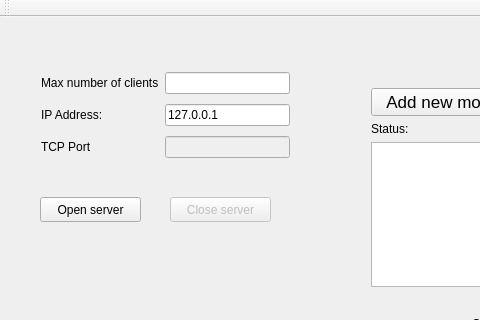
Old version of the form src/gui/mainwindow.ui in the repository Domnyk/Oton; both pictures show x 0 to 480 and y 0 to 320 of the 735 by 591 pixel window.
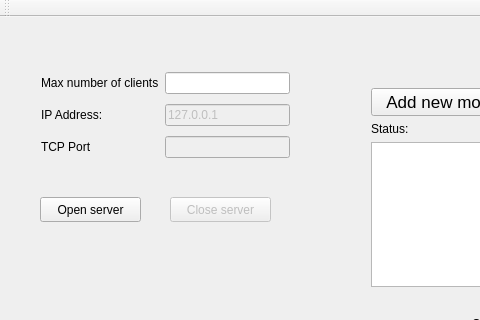
New version of the form.

The edit to the form file:
```diff
--- a/src/gui/mainwindow.ui
+++ b/src/gui/mainwindow.ui
@@ -42,6 +42,9 @@
      </item>
      <item row="1" column="1">
       <widget class="QLineEdit" name="edit_host_address">
+       <property name="enabled">
+        <bool>false</bool>
+       </property>
        <property name="text">
         <string>127.0.0.1</string>
        </property>
```
